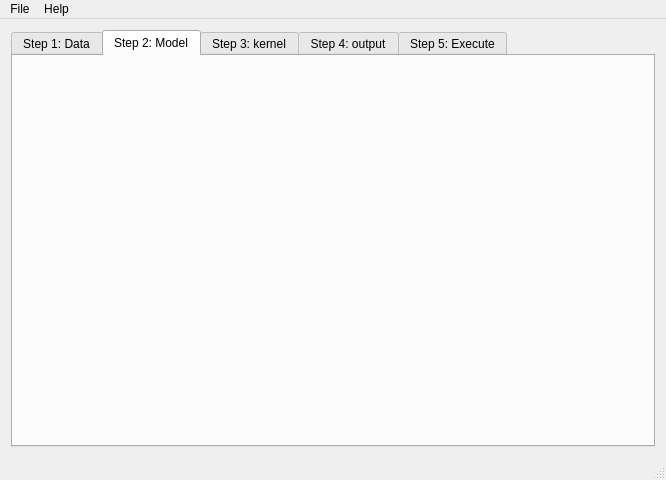
Qt form Qt/mainwindow.ui (Anders1232/GWR_BR) before a commit.
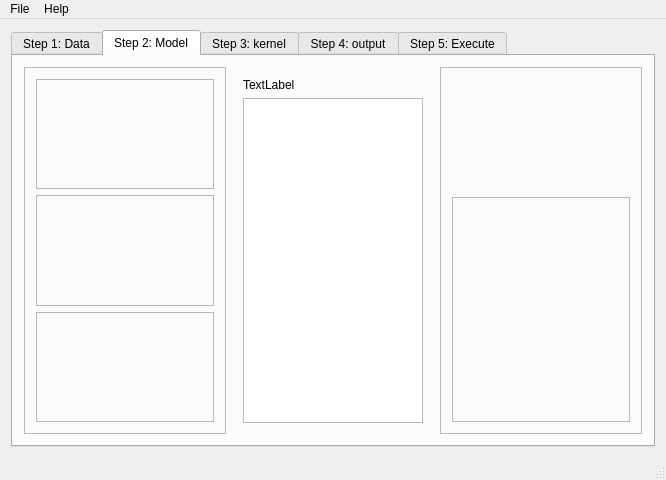
The same form after that commit. The open tabs and pages were chosen to show the change.

Commit message: Modelando aba 2

```diff
--- a/Qt/mainwindow.ui
+++ b/Qt/mainwindow.ui
@@ -203,6 +203,91 @@
        <attribute name="title">
         <string>Step 2: Model</string>
        </attribute>
+       <layout class="QHBoxLayout" name="horizontalLayout" stretch="1,1,1">
+        <item>
+         <widget class="QFrame" name="frame_3">
+          <property name="frameShape">
+           <enum>QFrame::StyledPanel</enum>
+          </property>
+          <property name="frameShadow">
+           <enum>QFrame::Raised</enum>
+          </property>
+          <layout class="QVBoxLayout" name="verticalLayout_5">
+           <item>
+            <widget class="QFrame" name="frame_6">
+             <property name="frameShape">
+              <enum>QFrame::StyledPanel</enum>
+             </property>
+             <property name="frameShadow">
+              <enum>QFrame::Raised</enum>
+             </property>
+            </widget>
+           </item>
+           <item>
+            <widget class="QFrame" name="frame_7">
+             <property name="frameShape">
+              <enum>QFrame::StyledPanel</enum>
+             </property>
+             <property name="frameShadow">
+              <enum>QFrame::Raised</enum>
+             </property>
+            </widget>
+           </item>
+           <item>
+            <widget class="QFrame" name="frame_8">
+             <property name="frameShape">
+              <enum>QFrame::StyledPanel</enum>
+             </property>
+             <property name="frameShadow">
+              <enum>QFrame::Raised</enum>
+             </property>
+            </widget>
+           </item>
+          </layout>
+         </widget>
+        </item>
+        <item>
+         <widget class="QWidget" name="widget" native="true">
+          <layout class="QVBoxLayout" name="verticalLayout_7">
+           <item>
+            <widget class="QLabel" name="label_3">
+             <property name="text">
+              <string>TextLabel</string>
+             </property>
+            </widget>
+           </item>
+           <item>
+            <widget class="QListWidget" name="listWidget"/>
+           </item>
+          </layout>
+         </widget>
+        </item>
+        <item>
+         <widget class="QFrame" name="frame_4">
+          <property name="frameShape">
+           <enum>QFrame::StyledPanel</enum>
+          </property>
+          <property name="frameShadow">
+           <enum>QFrame::Raised</enum>
+          </property>
+          <layout class="QVBoxLayout" name="verticalLayout_6" stretch="1,2">
+           <item>
+            <widget class="QWidget" name="widget_2" native="true"/>
+           </item>
+           <item>
+            <widget class="QFrame" name="frame_5">
+             <property name="frameShape">
+              <enum>QFrame::StyledPanel</enum>
+             </property>
+             <property name="frameShadow">
+              <enum>QFrame::Raised</enum>
+             </property>
+            </widget>
+           </item>
+          </layout>
+         </widget>
+        </item>
+       </layout>
       </widget>
       <widget class="QWidget" name="tab">
        <attribute name="title">
```
Left out of the diff: 4 changed lines with no effect on the pictures.
